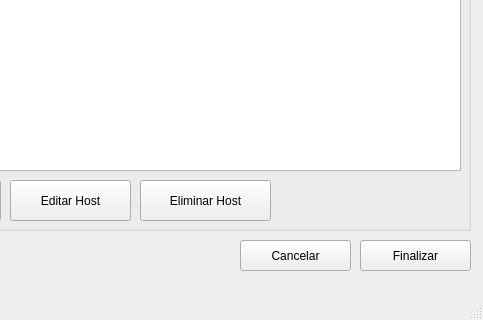
Before: the Qt Designer form Ui/MainWindow.ui in joaquintapiavera/proyectoASO, drawn with Qt 5; both pictures show x 340 to 823 and y 370 to 690 of the 823 by 690 pixel window.
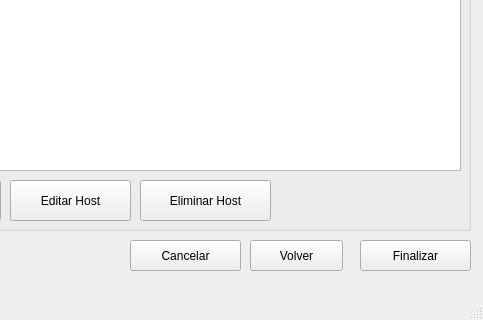
After: the same form once the commit is applied.

What changed in the file:
```diff
--- a/Ui/MainWindow.ui
+++ b/Ui/MainWindow.ui
@@ -161,7 +161,7 @@
    <widget class="QPushButton" name="Cancelar">
     <property name="geometry">
      <rect>
-      <x>580</x>
+      <x>470</x>
       <y>610</y>
       <width>111</width>
       <height>31</height>
@@ -184,6 +184,19 @@
      <string>Finalizar</string>
     </property>
    </widget>
+   <widget class="QPushButton" name="pushButton">
+    <property name="geometry">
+     <rect>
+      <x>590</x>
+      <y>610</y>
+      <width>93</width>
+      <height>31</height>
+     </rect>
+    </property>
+    <property name="text">
+     <string>Volver</string>
+    </property>
+   </widget>
   </widget>
   <widget class="QMenuBar" name="menubar">
    <property name="geometry">
```
Left out of the diff: 2 changed lines with no effect on the pictures.
